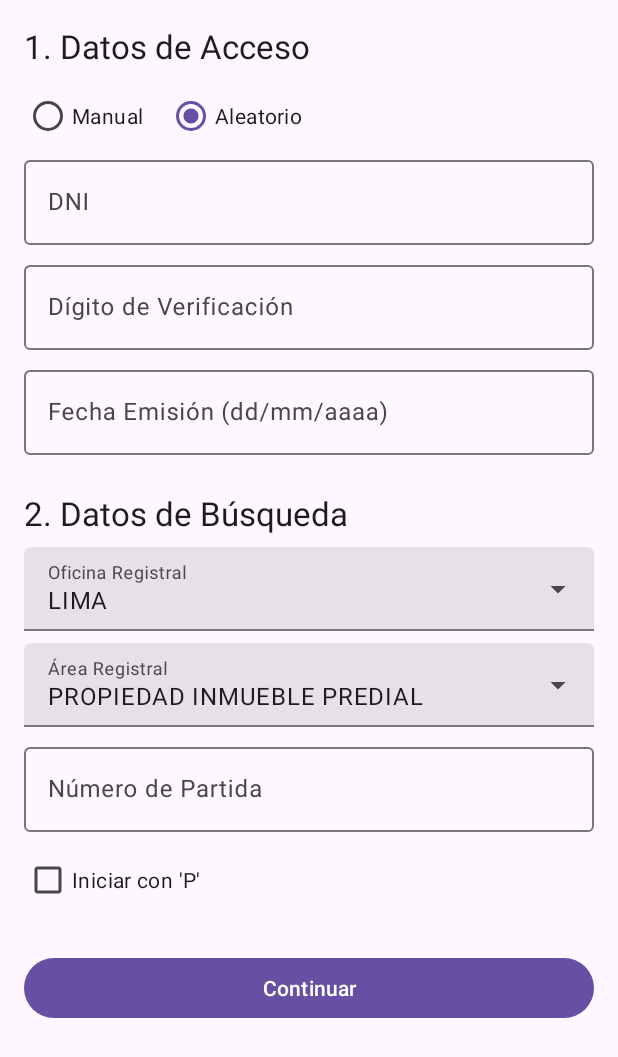
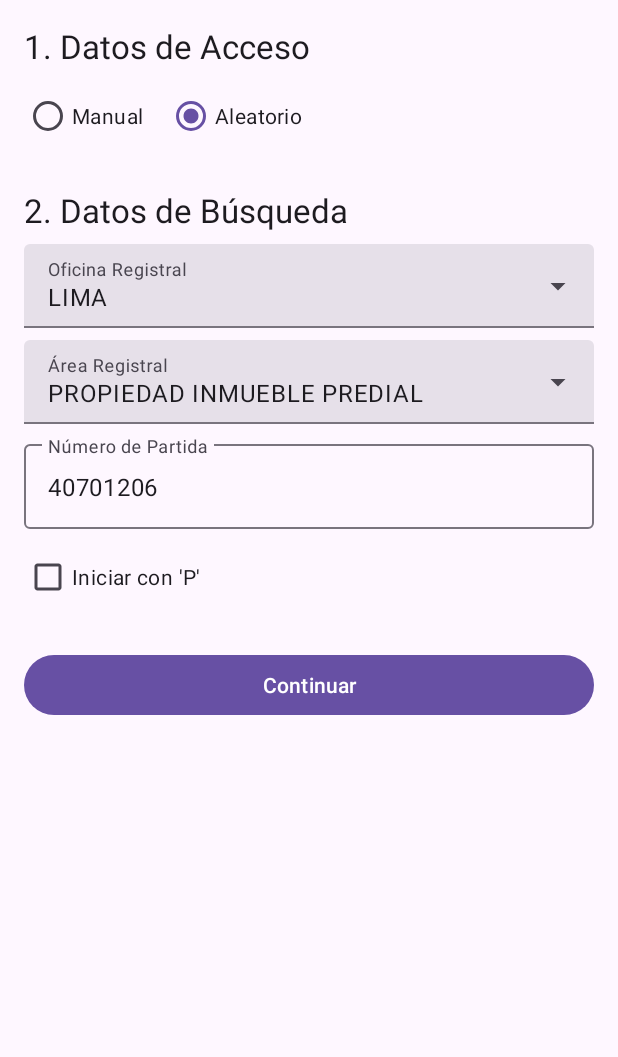
Before and after one commit to DarikPK/CLiteral, an Android app: the ExtractionConfigFragment screen opened through its navigation route, on a phone screen of 412 x 824 dp. Shown: the top 1057 px of the screen. Run offline under Robolectric (Android 15) with nearby library versions, the phone set to English and light mode, and no system bars.

Commit message:
feat: Mejorar la configuración de extracción predeterminada
- Se establece la opción de acceso "Aleatorio" como predeterminada en la pantalla de configuración.
- Se ocultan los campos de acceso manual por defecto para que coincidan con la selección de "Aleatorio".
- Se establece el valor predeterminado del campo "Número de Partida" a "40701206" para facilitar las pruebas.

```diff
--- a/app/src/main/java/com/example/imageextractor/ExtractionConfigFragment.kt
+++ b/app/src/main/java/com/example/imageextractor/ExtractionConfigFragment.kt
@@ -77,6 +77,10 @@ class ExtractionConfigFragment : Fragment() {
     }
 
     private fun setupLoginModeSelector() {
+        // Set initial visibility based on the default selection
+        binding.manualLoginFields.isVisible = binding.loginModeRadioGroup.checkedRadioButtonId == R.id.radio_manual
+
+        // Set listener for subsequent changes
         binding.loginModeRadioGroup.setOnCheckedChangeListener { _, checkedId ->
             binding.manualLoginFields.isVisible = checkedId == R.id.radio_manual
         }
--- a/app/src/main/res/layout/fragment_extraction_config.xml
+++ b/app/src/main/res/layout/fragment_extraction_config.xml
@@ -120,7 +120,8 @@
                 android:id="@+id/partida_edit_text"
                 android:layout_width="match_parent"
                 android:layout_height="wrap_content"
-                android:inputType="number"/>
+                android:inputType="number"
+                android:text="40701206"/>
         </com.google.android.material.textfield.TextInputLayout>
 
         <CheckBox
```
